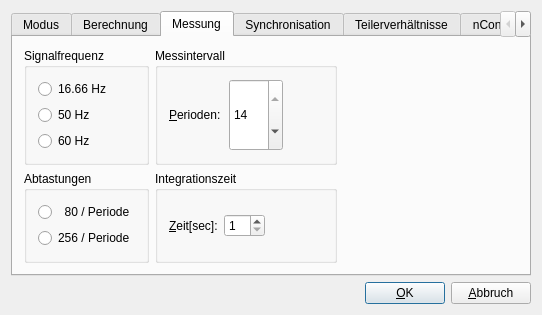
First picture: the form in confdialogbase.ui, repository ZeraGmbH/wm3000u, before the edit.
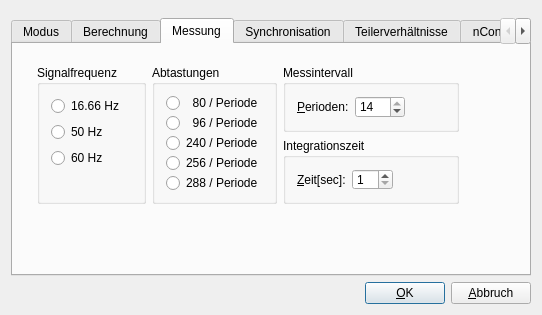
Second picture: the form after the edit. Custom widgets are drawn as their Qt base class.

The edit to the form file:
```diff
--- a/confdialogbase.ui
+++ b/confdialogbase.ui
@@ -382,91 +382,19 @@
       <attribute name="title">
        <string>Messung</string>
       </attribute>
-      <layout class="QGridLayout">
-       <item row="0" column="2">
-        <spacer name="spacer58">
-         <property name="orientation">
-          <enum>Qt::Horizontal</enum>
-         </property>
-         <property name="sizeType">
-          <enum>QSizePolicy::Expanding</enum>
-         </property>
-         <property name="sizeHint" stdset="0">
-          <size>
-           <width>40</width>
-           <height>20</height>
-          </size>
-         </property>
-        </spacer>
-       </item>
-       <item row="1" column="2">
-        <spacer name="spacer59">
-         <property name="orientation">
-          <enum>Qt::Horizontal</enum>
-         </property>
-         <property name="sizeType">
-          <enum>QSizePolicy::Expanding</enum>
-         </property>
-         <property name="sizeHint" stdset="0">
-          <size>
-           <width>40</width>
-           <height>20</height>
-          </size>
-         </property>
-        </spacer>
-       </item>
-       <item row="1" column="1">
-        <widget class="Q3GroupBox" name="TIntegrationGroupBox">
-         <property name="title">
-          <string>Integrationszeit</string>
-         </property>
-         <layout class="QHBoxLayout">
+      <widget class="QWidget" name="">
+       <property name="geometry">
+        <rect>
+         <x>13</x>
+         <y>10</y>
+         <width>444</width>
+         <height>161</height>
+        </rect>
+       </property>
+       <layout class="QHBoxLayout" name="horizontalLayout_23">
           <item>
-           <widget class="QLabel" name="TIntegrationLabel">
-            <property name="text">
-             <string>&amp;Zeit[sec]:</string>
-            </property>
-            <property name="wordWrap">
-             <bool>false</bool>
-            </property>
-            <property name="buddy">
-             <cstring>TIntegrationSpinBox</cstring>
-            </property>
-           </widget>
-          </item>
+         <layout class="QHBoxLayout" name="horizontalLayout_22">
           <item>
-           <widget class="QSpinBox" name="TIntegrationSpinBox">
-            <property name="minimum">
-             <number>1</number>
-            </property>
-            <property name="maximum">
-             <number>20</number>
-            </property>
-            <property name="singleStep">
-             <number>1</number>
-            </property>
-           </widget>
-          </item>
-          <item>
-           <spacer name="spacer57">
-            <property name="orientation">
-             <enum>Qt::Horizontal</enum>
-            </property>
-            <property name="sizeType">
-             <enum>QSizePolicy::Expanding</enum>
-            </property>
-            <property name="sizeHint" stdset="0">
-             <size>
-              <width>40</width>
-              <height>20</height>
-             </size>
-            </property>
-           </spacer>
-          </item>
-         </layout>
-        </widget>
-       </item>
-       <item row="0" column="0">
         <widget class="Q3ButtonGroup" name="FreqButtonGroup">
          <property name="sizePolicy">
           <sizepolicy hsizetype="Minimum" vsizetype="Minimum">
@@ -480,7 +408,7 @@
          <property name="title">
           <string>Signalfrequenz</string>
          </property>
-         <layout class="QVBoxLayout">
+            <layout class="QVBoxLayout" name="verticalLayout_8">
           <item>
            <widget class="QRadioButton" name="F16RadioButton">
             <property name="sizePolicy">
@@ -529,15 +457,28 @@
             </property>
            </widget>
           </item>
+             <item>
+              <spacer name="verticalSpacer_6">
+               <property name="orientation">
+                <enum>Qt::Vertical</enum>
+               </property>
+               <property name="sizeHint" stdset="0">
+                <size>
+                 <width>20</width>
+                 <height>43</height>
+                </size>
+               </property>
+              </spacer>
+             </item>
          </layout>
         </widget>
        </item>
-       <item row="1" column="0">
+          <item>
         <widget class="Q3ButtonGroup" name="SPeriodeButtonGroup">
          <property name="title">
           <string>Abtastungen</string>
          </property>
-         <layout class="QVBoxLayout">
+            <layout class="QVBoxLayout" name="verticalLayout_4">
           <item>
            <widget class="QRadioButton" name="S80RadioButton">
             <property name="text">
@@ -545,6 +486,20 @@
             </property>
            </widget>
           </item>
+             <item>
+              <widget class="QRadioButton" name="S96RadioButton">
+               <property name="text">
+                <string>  96 / Periode</string>
+               </property>
+              </widget>
+             </item>
+             <item>
+              <widget class="QRadioButton" name="S240RadioButton">
+               <property name="text">
+                <string>240 / Periode</string>
+               </property>
+              </widget>
+             </item>
           <item>
            <widget class="QRadioButton" name="S256RadioButton">
             <property name="text">
@@ -553,25 +508,20 @@
            </widget>
           </item>
           <item>
-           <spacer name="spacer27">
-            <property name="orientation">
-             <enum>Qt::Vertical</enum>
-            </property>
-            <property name="sizeType">
-             <enum>QSizePolicy::Expanding</enum>
-            </property>
-            <property name="sizeHint" stdset="0">
-             <size>
-              <width>20</width>
-              <height>16</height>
-             </size>
-            </property>
-           </spacer>
+              <widget class="QRadioButton" name="S288RadioButton">
+               <property name="text">
+                <string>288 / Periode</string>
+               </property>
+              </widget>
           </item>
          </layout>
         </widget>
        </item>
-       <item row="0" column="1">
+         </layout>
+        </item>
+        <item>
+         <layout class="QVBoxLayout" name="verticalLayout_9">
+          <item>
         <widget class="Q3GroupBox" name="CmpIntervallGroupBox">
          <property name="sizePolicy">
           <sizepolicy hsizetype="Minimum" vsizetype="Minimum">
@@ -646,7 +596,61 @@
          </layout>
         </widget>
        </item>
-      </layout>
+          <item>
+           <widget class="Q3GroupBox" name="TIntegrationGroupBox">
+            <property name="title">
+             <string>Integrationszeit</string>
+            </property>
+            <layout class="QHBoxLayout" name="horizontalLayout_7">
+             <item>
+              <widget class="QLabel" name="TIntegrationLabel">
+               <property name="text">
+                <string>&amp;Zeit[sec]:</string>
+               </property>
+               <property name="wordWrap">
+                <bool>false</bool>
+               </property>
+               <property name="buddy">
+                <cstring>TIntegrationSpinBox</cstring>
+               </property>
+              </widget>
+             </item>
+             <item>
+              <widget class="QSpinBox" name="TIntegrationSpinBox">
+               <property name="minimum">
+                <number>1</number>
+               </property>
+               <property name="maximum">
+                <number>20</number>
+               </property>
+               <property name="singleStep">
+                <number>1</number>
+               </property>
+              </widget>
+             </item>
+             <item>
+              <spacer name="spacer57">
+               <property name="orientation">
+                <enum>Qt::Horizontal</enum>
+               </property>
+               <property name="sizeType">
+                <enum>QSizePolicy::Expanding</enum>
+               </property>
+               <property name="sizeHint" stdset="0">
+                <size>
+                 <width>37</width>
+                 <height>17</height>
+                </size>
+               </property>
+              </spacer>
+             </item>
+            </layout>
+           </widget>
+          </item>
+         </layout>
+        </item>
+       </layout>
+      </widget>
      </widget>
      <widget class="QWidget" name="SyncTabPage">
       <attribute name="title">
```
Lines whose indentation alone changed are shown as unchanged.
